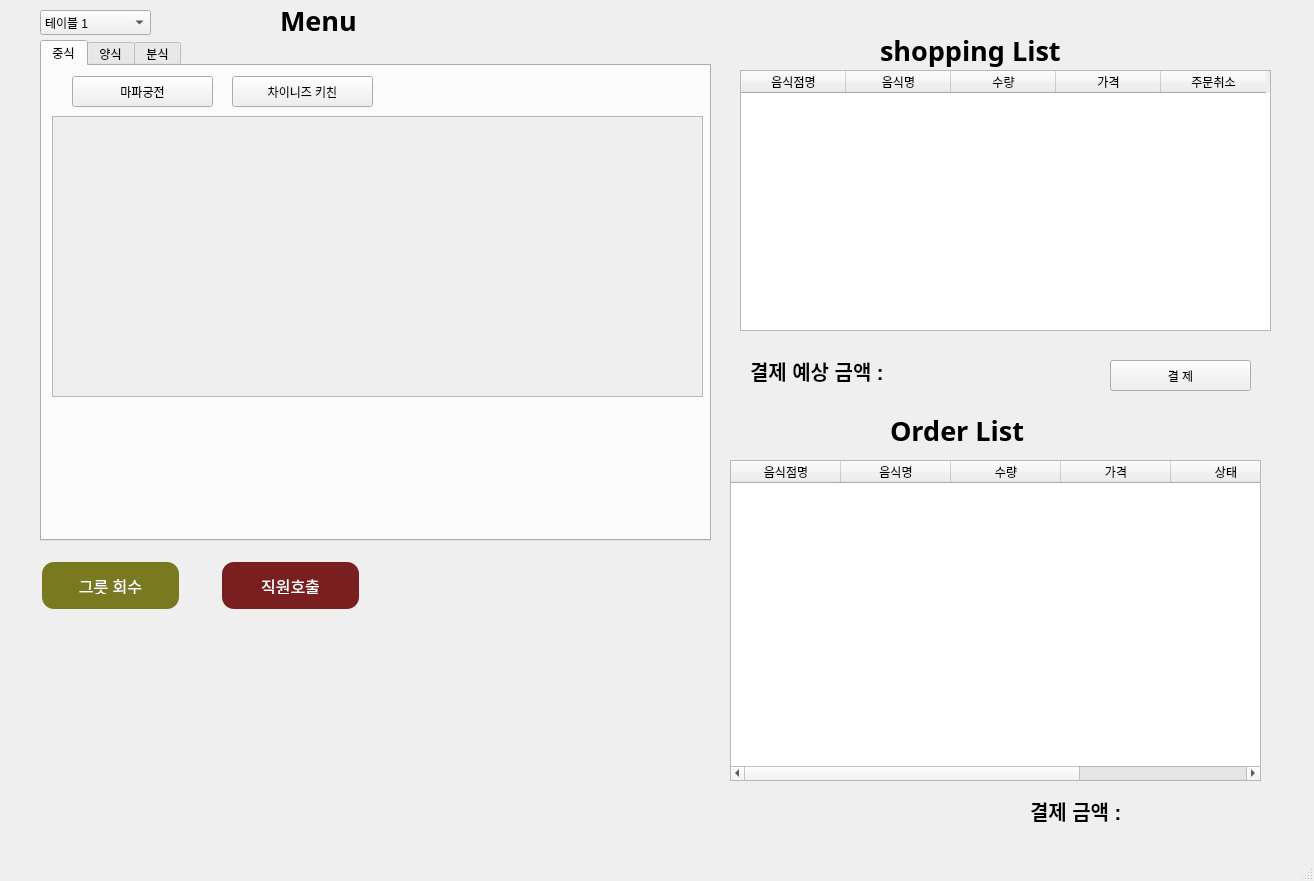
Before: the Qt Designer form src/servee_gui/customer_gui/servee_customer.ui in addinedu-ros-6th/ros-repo-2, drawn with Qt 5.
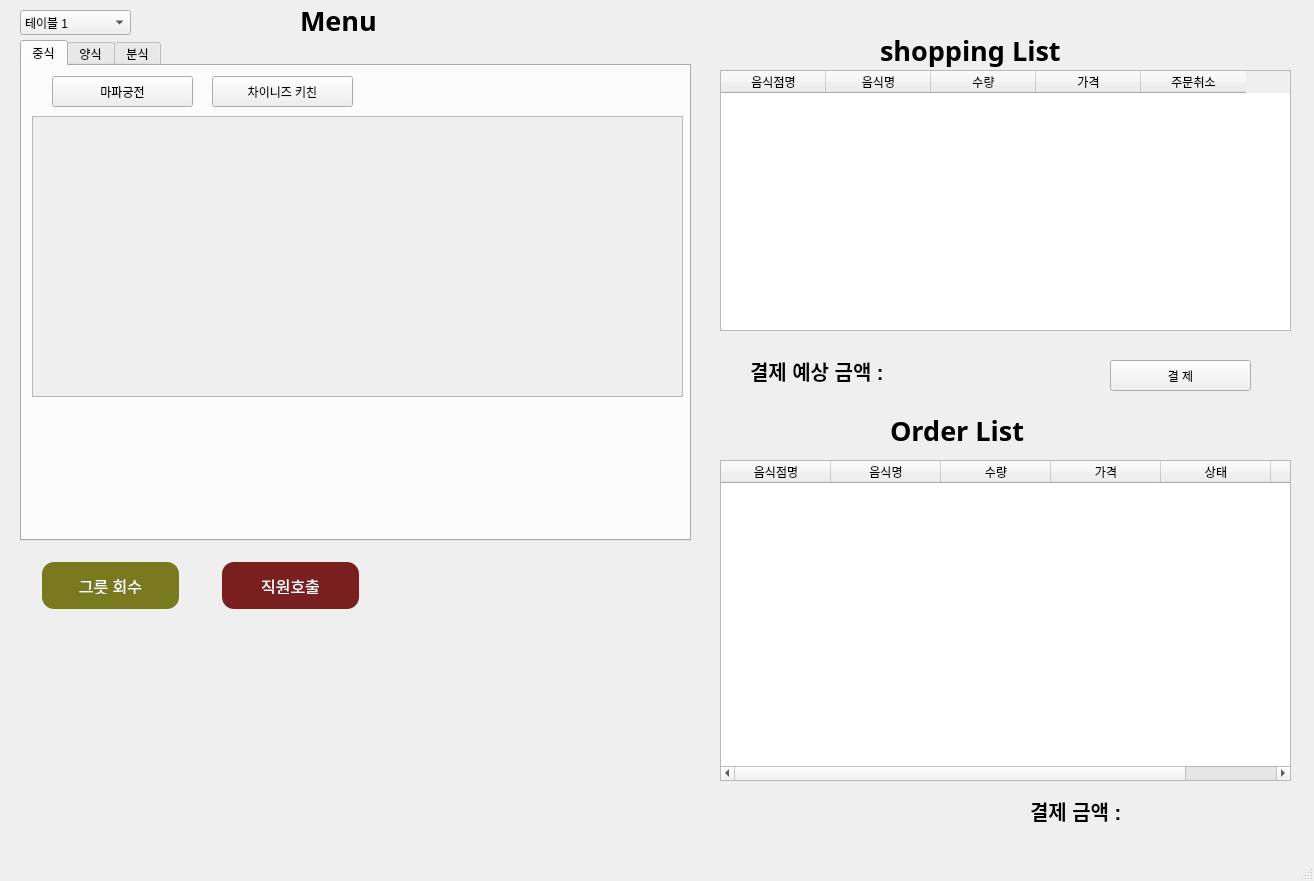
After: the same form once the commit is applied.

Commit message: add: gif test file and sales gui grapth update SVRB-52

```diff
--- a/src/servee_gui/customer_gui/servee_customer.ui
+++ b/src/servee_gui/customer_gui/servee_customer.ui
@@ -44,7 +44,7 @@
    <widget class="QTabWidget" name="tabWidget">
     <property name="geometry">
      <rect>
-      <x>40</x>
+      <x>20</x>
       <y>40</y>
       <width>671</width>
       <height>501</height>
@@ -243,9 +243,9 @@
    <widget class="QTableWidget" name="shopping_tableWidget">
     <property name="geometry">
      <rect>
-      <x>740</x>
+      <x>720</x>
       <y>70</y>
-      <width>531</width>
+      <width>571</width>
       <height>261</height>
      </rect>
     </property>
@@ -331,7 +331,7 @@
    <widget class="QLabel" name="label_shopping_2">
     <property name="geometry">
      <rect>
-      <x>280</x>
+      <x>300</x>
       <y>0</y>
       <width>231</width>
       <height>41</height>
@@ -411,9 +411,9 @@
    <widget class="QTableWidget" name="order_tableWidget">
     <property name="geometry">
      <rect>
-      <x>730</x>
+      <x>720</x>
       <y>460</y>
-      <width>531</width>
+      <width>571</width>
       <height>321</height>
      </rect>
     </property>
@@ -570,7 +570,7 @@
    <widget class="QComboBox" name="table_comboBox">
     <property name="geometry">
      <rect>
-      <x>40</x>
+      <x>20</x>
       <y>10</y>
       <width>111</width>
       <height>25</height>
```
The commit also changes 7 other files.
